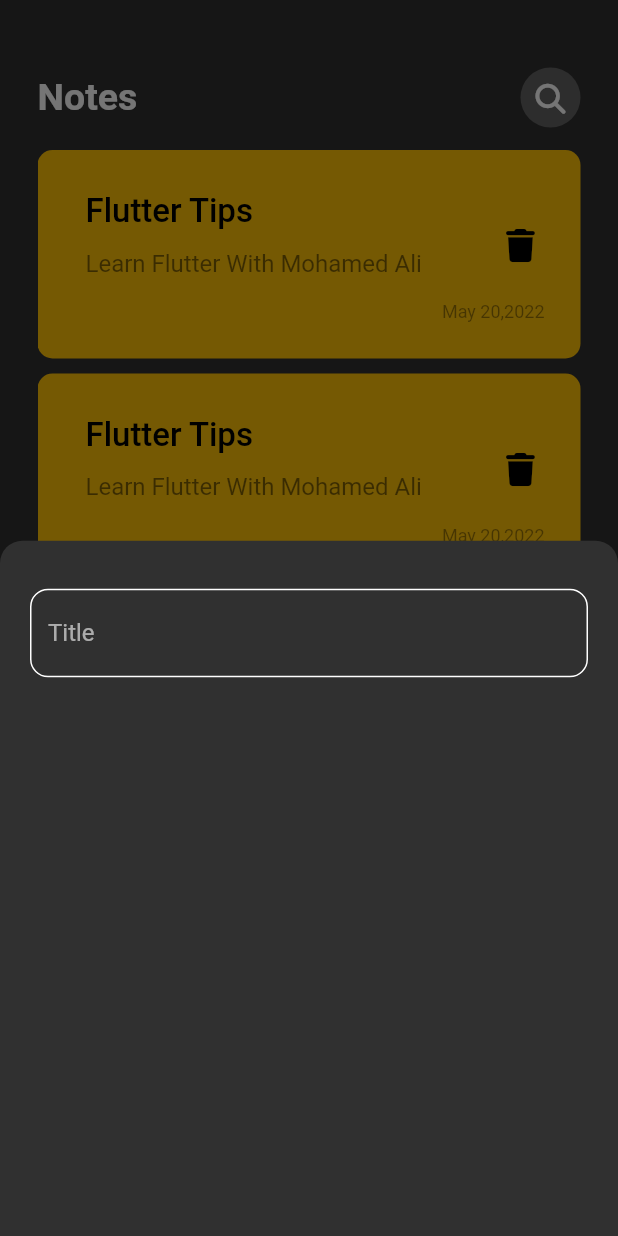
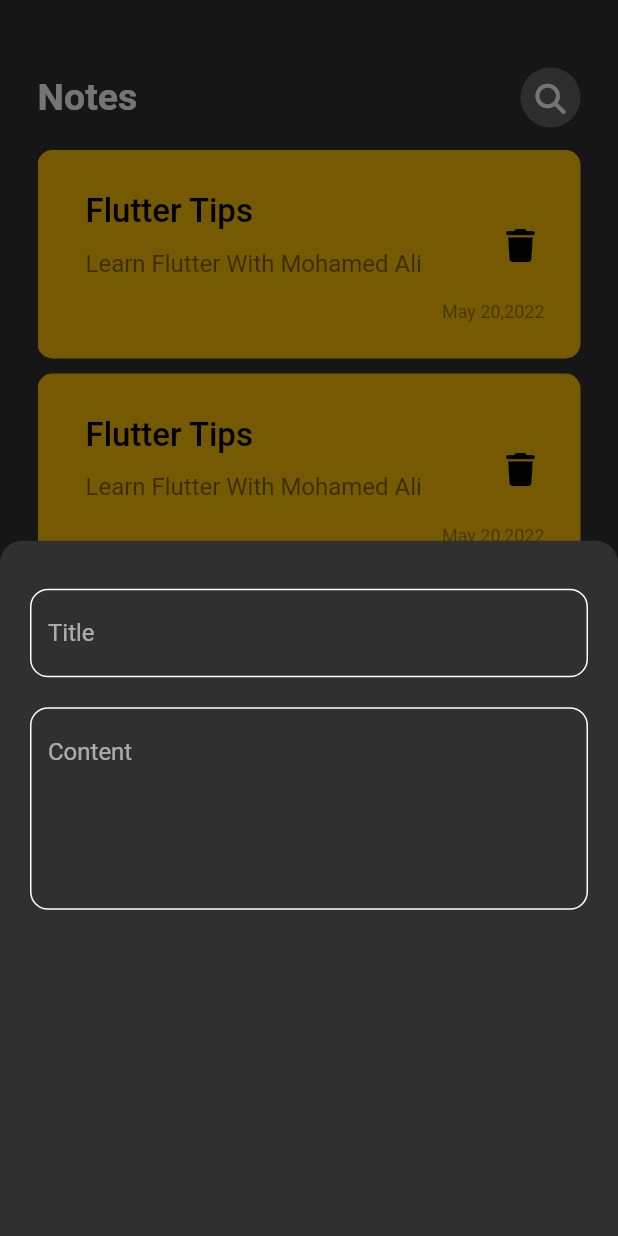
Before and after one commit to Mohamed-Yassien/notes_app, a Flutter app: the screen it shows after launch, after a tap on the "add" icon, on a phone screen of 412 x 824 dp. Run offline on Flutter 3.47's test engine with Material 2 defaults, Android fonts, the phone set to English and light mode, and no system bars; our stand-ins replace font_awesome_flutter.

Commit message:
add fields to note bottom sheet

```diff
--- a/lib/widgets/add_note_bottom_sheet.dart
+++ b/lib/widgets/add_note_bottom_sheet.dart
@@ -15,7 +15,16 @@
       ),
       child: Column(
         children: const [
-          CustomTextField(),
+          CustomTextField(
+            hint: 'Title',
+          ),
+          SizedBox(
+            height: 20,
+          ),
+          CustomTextField(
+            hint: 'Content',
+            maxLines: 5,
+          ),
         ],
       ),
     );
--- a/lib/widgets/custom_text_field.dart
+++ b/lib/widgets/custom_text_field.dart
@@ -4,17 +4,25 @@
 import 'package:notes_app_with_bloc/constant.dart';
 
 class CustomTextField extends StatelessWidget {
-  const CustomTextField({Key? key}) : super(key: key);
+  const CustomTextField({
+    Key? key,
+    required this.hint,
+     this.maxLines = 1,
+  }) : super(key: key);
+
+  final String hint;
+  final int maxLines;
 
   @override
   Widget build(BuildContext context) {
     return TextField(
       cursorColor: kPrimaryColor,
+      maxLines: maxLines,
       decoration: InputDecoration(
         border: buildBorder(),
         enabledBorder: buildBorder(),
         focusedBorder: buildBorder(kPrimaryColor),
-        hintText: 'Title',
+        hintText: hint,
       ),
     );
   }
```
